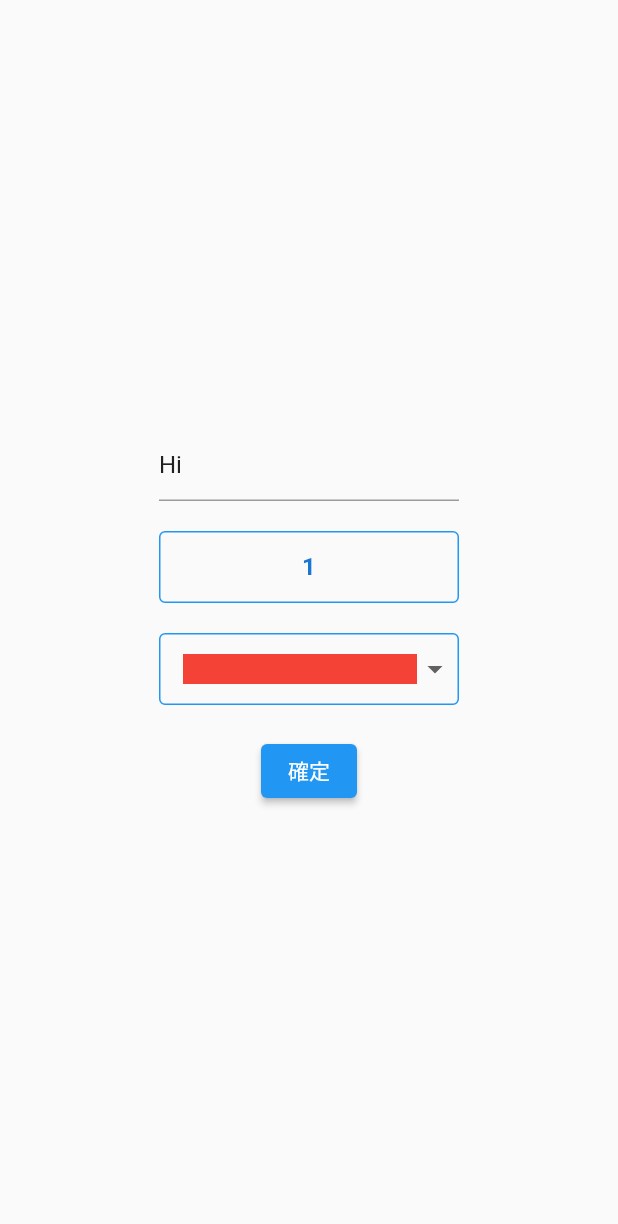
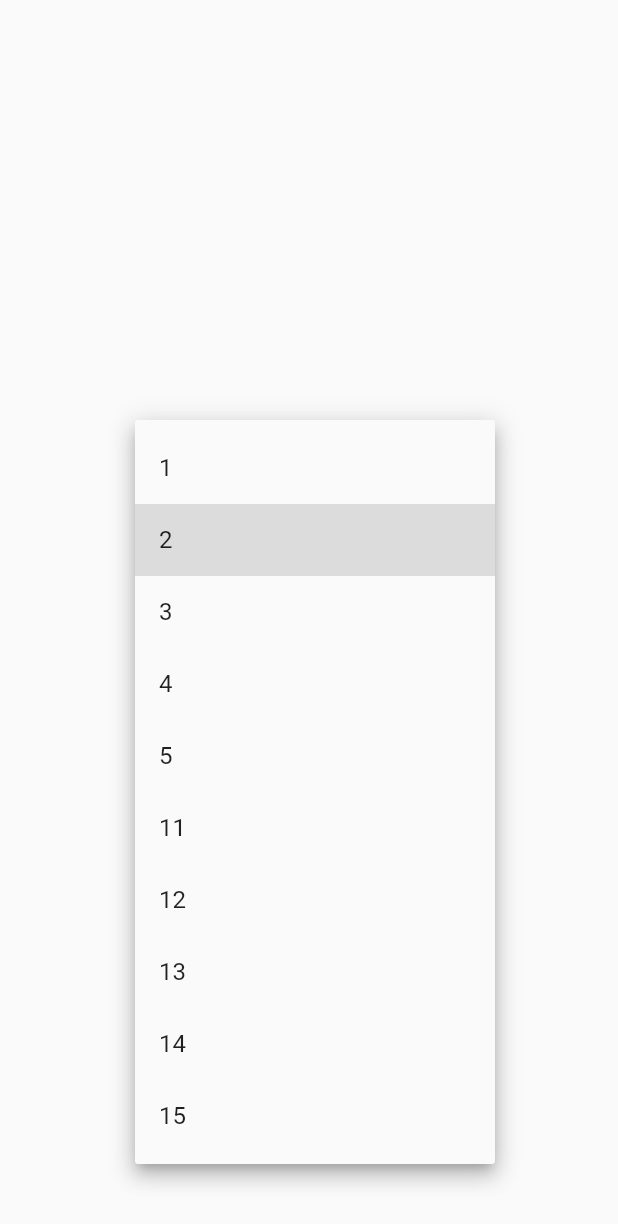
Before and after one commit to ukkey0518/custom_form_sample, a Flutter app: the screen it shows after launch, after a tap on an icon or button, on a phone screen of 412 x 824 dp. Shown: the top 1224 px of the screen. Run offline on Flutter 3.47's test engine with Material 2 defaults, Android fonts, the phone set to English and light mode, and no system bars.

Commit message:
Update form

```diff
--- a/lib/main.dart
+++ b/lib/main.dart
@@ -1,5 +1,4 @@
-import 'package:custom_form_sample/random_number_picker_form.dart';
-import 'package:custom_form_sample/simple_dropdown_form.dart';
+import 'package:custom_form_sample/random_color_picker_form.dart';
 import 'package:flutter/material.dart';
 
 void main() => runApp(const MyApp());
@@ -20,10 +19,7 @@ class Home extends StatelessWidget {
 
     var currentText = 'Hi';
 
-    const numbers = [1, 2, 3, 4, 5, 11, 12, 13, 14, 15];
-    var currentNumber = numbers[1];
-
-    const colors = [
+    const colors = <Color>[
       Colors.red,
       Colors.green,
       Colors.blue,
@@ -31,6 +27,9 @@ class Home extends StatelessWidget {
       Colors.purple,
     ];
     var currentColor = colors[0];
+
+    const numbers = [1, 2, 3, 4, 5, 11, 12, 13, 14, 15];
+    var currentNumber = numbers[1];
 
     return Scaffold(
       body: Center(
@@ -41,7 +40,6 @@ class Home extends StatelessWidget {
             child: Column(
               mainAxisAlignment: MainAxisAlignment.center,
               children: [
-                // テキスト入力欄
                 TextFormField(
                   initialValue: currentText,
                   onChanged: (value) => currentText = value,
@@ -56,11 +54,19 @@ class Home extends StatelessWidget {
                   },
                 ),
                 const SizedBox(height: 20),
-                // ランダム数字選択欄
-                RandomNumberPickerForm(
-                  values: numbers,
-                  initialValue: currentNumber,
-                  onChanged: (value) => currentNumber = value,
+                DropdownButtonFormField(
+                  items: numbers
+                      .map((number) => DropdownMenuItem(
+                            value: number,
+                            child: Text(number.toString()),
+                          ))
+                      .toList(),
+                  value: currentNumber,
+                  onChanged: (value) {
+                    if (value != null) {
+                      currentNumber = value;
+                    }
+                  },
                   validator: (value) {
                     if (value == null) {
                       return '必須項目です。';
@@ -72,16 +78,10 @@ class Home extends StatelessWidget {
                   },
                 ),
                 const SizedBox(height: 20),
-                // カラー選択欄
-                SimpleDropdownForm(
+                RandomColorPickerForm(
                   values: colors,
                   initialValue: currentColor,
-                  onChanged: (value) => currentColor = value ?? currentColor,
-                  itemBuilder: (context, value) => Container(
-                    width: double.infinity,
-                    height: 20,
-                    color: value,
-                  ),
+                  onChanged: (value) => currentColor = value,
                   validator: (value) {
                     if (value == null) {
                       return '必須項目です。';
--- a/lib/random_number_picker_form.dart
+++ b/lib/random_color_picker_form.dart
@@ -2,12 +2,12 @@ import 'dart:math';
 
 import 'package:flutter/material.dart';
 
-class RandomNumberPickerForm extends FormField<int> {
-  RandomNumberPickerForm({
+class RandomColorPickerForm extends FormField<Color> {
+  RandomColorPickerForm({
     super.key,
-    required List<int> values,
-    int? initialValue,
-    ValueChanged<int>? onChanged,
+    required List<Color> values,
+    Color? initialValue,
+    ValueChanged<Color>? onChanged,
     AutovalidateMode? autovalidateMode,
     bool? enabled,
     super.onSaved,
@@ -18,12 +18,12 @@ class RandomNumberPickerForm extends FormField<int> {
           autovalidateMode: autovalidateMode ?? AutovalidateMode.disabled,
           enabled: enabled ?? true,
           builder: (state) {
-            void onChangedHandler(int value) {
+            void onChangedHandler(Color value) {
               state.didChange(value);
               onChanged?.call(value);
             }
 
-            return RandomNumberPicker(
+            return RandomColorPicker(
               values: values,
               initialValue: initialValue,
               onChanged: onChangedHandler,
@@ -34,11 +34,11 @@ class RandomNumberPickerForm extends FormField<int> {
         );
 
   @override
-  FormFieldState<int> createState() => FormFieldState();
+  FormFieldState<Color> createState() => FormFieldState();
 }
 
-class RandomNumberPicker extends StatefulWidget {
-  const RandomNumberPicker({
+class RandomColorPicker extends StatefulWidget {
+  const RandomColorPicker({
     super.key,
     required this.values,
     this.initialValue,
@@ -47,23 +47,28 @@ class RandomNumberPicker extends StatefulWidget {
     this.errorText,
   });
 
-  final List<int> values;
-  final int? initialValue;
-  final ValueChanged<int>? onChanged;
+  final List<Color> values;
+  final Color? initialValue;
+  final ValueChanged<Color>? onChanged;
   final bool enabled;
   final String? errorText;
 
   @override
-  State<RandomNumberPicker> createState() => _RandomNumberPickerState();
+  State<RandomColorPicker> createState() => _RandomColorPickerState();
 }
 
-class _RandomNumberPickerState extends State<RandomNumberPicker> {
-  late int? _currentValue = widget.initialValue;
+class _RandomColorPickerState extends State<RandomColorPicker> {
+  late Color? _currentValue = widget.initialValue;
 
   void _setValue() {
-    final newValue = widget.values[Random().nextInt(widget.values.length)];
+    final newValue = getNewValue();
     setState(() => _currentValue = newValue);
     widget.onChanged?.call(newValue);
+  }
+
+  Color getNewValue() {
+    final newValue = widget.values[Random().nextInt(widget.values.length)];
+    return newValue == _currentValue ? getNewValue() : newValue;
   }
 
   @override
@@ -79,20 +84,13 @@ class _RandomNumberPickerState extends State<RandomNumberPicker> {
           borderSide: BorderSide(color: Theme.of(context).colorScheme.error),
         ),
       ),
-      child: SizedBox(
-        height: kMinInteractiveDimension,
-        child: InkWell(
-          onTap: widget.enabled ? _setValue : null,
-          child: Container(
-            alignment: Alignment.center,
-            child: Text(
-              _currentValue?.toString() ?? '',
-              style: TextStyle(
-                fontSize: 16,
-                color: Theme.of(context).primaryColorDark,
-                fontWeight: FontWeight.bold,
-              ),
-            ),
+      child: InkWell(
+        onTap: widget.enabled ? _setValue : null,
+        child: Container(
+          height: kMinInteractiveDimension,
+          margin: const EdgeInsets.all(8),
+          decoration: BoxDecoration(
+            color: _currentValue,
           ),
         ),
       ),
--- a/lib/simple_dropdown_form.dart
+++ /dev/null
@@ -1,106 +0,0 @@
-import 'package:flutter/material.dart';
-
-class SimpleDropdownForm<T> extends FormField<T> {
-  SimpleDropdownForm({
-    super.key,
-    required List<T> values,
-    T? initialValue,
-    ValueChanged<T?>? onChanged,
-    Widget Function(BuildContext context, T value)? itemBuilder,
-    AutovalidateMode? autovalidateMode,
-    bool? enabled,
-    super.onSaved,
-    super.validator,
-    super.restorationId,
-  }) : super(
-          initialValue: initialValue,
-          autovalidateMode: autovalidateMode ?? AutovalidateMode.disabled,
-          enabled: enabled ?? true,
-          builder: (state) {
-            void onChangedHandler(T? value) {
-              state.didChange(value);
-              onChanged?.call(value);
-            }
-
-            return SimpleDropdown<T>(
-              values: values,
-              initialValue: initialValue,
-              onChanged: onChangedHandler,
-              enabled: enabled ?? true,
-              errorText: state.errorText,
-              itemBuilder: itemBuilder,
-            );
-          },
-        );
-
-  @override
-  FormFieldState<T> createState() => FormFieldState();
-}
-
-class SimpleDropdown<T> extends StatefulWidget {
-  const SimpleDropdown({
-    super.key,
-    required this.values,
-    required this.onChanged,
-    this.initialValue,
-    this.itemBuilder,
-    this.enabled = true,
-    this.errorText,
-  });
-
-  final List<T> values;
-  final T? initialValue;
-  final Widget Function(BuildContext context, T value)? itemBuilder;
-  final ValueChanged<T?>? onChanged;
-
-  final bool enabled;
-  final String? errorText;
-
-  @override
-  State<SimpleDropdown<T>> createState() => _SimpleDropdownState<T>();
-}
-
-class _SimpleDropdownState<T> extends State<SimpleDropdown<T>> {
-  late T? _currentValue = widget.initialValue;
-
-  void setValue(T? value) {
-    setState(() => _currentValue = value);
-    widget.onChanged?.call(value);
-  }
-
-  @override
-  Widget build(BuildContext context) {
-    return InputDecorator(
-      decoration: InputDecoration(
-        contentPadding: EdgeInsets.zero,
-        errorText: widget.errorText,
-        enabledBorder: OutlineInputBorder(
-          borderSide: BorderSide(color: Theme.of(context).primaryColor),
-        ),
-        errorBorder: OutlineInputBorder(
-          borderSide: BorderSide(color: Theme.of(context).colorScheme.error),
-        ),
-      ),
-      child: SizedBox(
-        width: 200,
-        child: ButtonTheme(
-          alignedDropdown: true,
-          child: DropdownButton<T>(
-            value: _currentValue,
-            isExpanded: true,
-            underline: Container(),
-            focusColor: Colors.transparent,
-            onChanged: widget.enabled ? setValue : null,
-            items: widget.values.map((value) {
-              return DropdownMenuItem<T>(
-                value: value,
-                child: widget.itemBuilder?.call(context, value) ??
-                    Text(value.toString()),
-              );
-            }).toList(),
-          ),
-        ),
-      ),
-    );
-  }
-}
```
